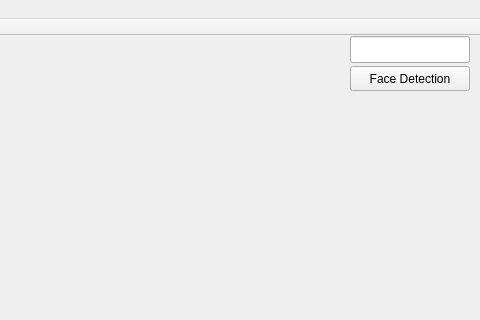
The window that AufmerksamkeitTracken/mainwindow.ui (Fomore/Master) describes before a commit, drawn with Qt 5; both pictures show x 460 to 940 and y 0 to 320 of the 940 by 650 pixel window.
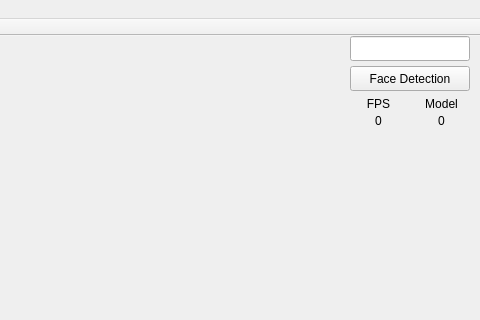
The same window after the commit.

Commit message: FPS und Anz. Model werden auf der GUI und nicht im Bild dargestellt

What changed in the file:
```diff
--- a/AufmerksamkeitTracken/mainwindow.ui
+++ b/AufmerksamkeitTracken/mainwindow.ui
@@ -72,10 +72,68 @@
       <x>810</x>
       <y>0</y>
       <width>120</width>
-      <height>27</height>
+      <height>25</height>
      </rect>
     </property>
    </widget>
+   <widget class="QLabel" name="FPS_Text_Label">
+    <property name="geometry">
+     <rect>
+      <x>810</x>
+      <y>60</y>
+      <width>57</width>
+      <height>17</height>
+     </rect>
+    </property>
+    <property name="text">
+     <string>&lt;html&gt;&lt;head/&gt;&lt;body&gt;&lt;p align=&quot;center&quot;&gt;FPS&lt;/p&gt;&lt;/body&gt;&lt;/html&gt;</string>
+    </property>
+   </widget>
+   <widget class="QLabel" name="Model_Text_Label">
+    <property name="geometry">
+     <rect>
+      <x>873</x>
+      <y>60</y>
+      <width>57</width>
+      <height>17</height>
+     </rect>
+    </property>
+    <property name="text">
+     <string>&lt;html&gt;&lt;head/&gt;&lt;body&gt;&lt;p align=&quot;center&quot;&gt;Model&lt;/p&gt;&lt;/body&gt;&lt;/html&gt;</string>
+    </property>
+   </widget>
+   <widget class="QLabel" name="FPS_Label">
+    <property name="geometry">
+     <rect>
+      <x>810</x>
+      <y>77</y>
+      <width>57</width>
+      <height>17</height>
+     </rect>
+    </property>
+    <property name="text">
+     <string>&lt;html&gt;&lt;head/&gt;&lt;body&gt;&lt;p align=&quot;center&quot;&gt;0&lt;/p&gt;&lt;/body&gt;&lt;/html&gt;</string>
+    </property>
+    <property name="alignment">
+     <set>Qt::AlignCenter</set>
+    </property>
+   </widget>
+   <widget class="QLabel" name="Model_Label">
+    <property name="geometry">
+     <rect>
+      <x>873</x>
+      <y>77</y>
+      <width>57</width>
+      <height>17</height>
+     </rect>
+    </property>
+    <property name="text">
+     <string>&lt;html&gt;&lt;head/&gt;&lt;body&gt;&lt;p align=&quot;center&quot;&gt;0&lt;/p&gt;&lt;/body&gt;&lt;/html&gt;</string>
+    </property>
+    <property name="alignment">
+     <set>Qt::AlignCenter</set>
+    </property>
+   </widget>
   </widget>
   <widget class="QMenuBar" name="menuBar">
    <property name="geometry">
```
The commit also changes 10 other files.
